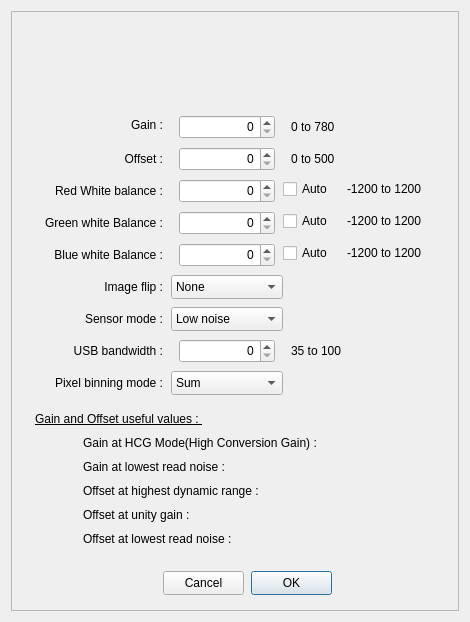
Before: the Qt Designer form PlayerOneCamera.ui in rpineau/PlayerOne, drawn with Qt 5.
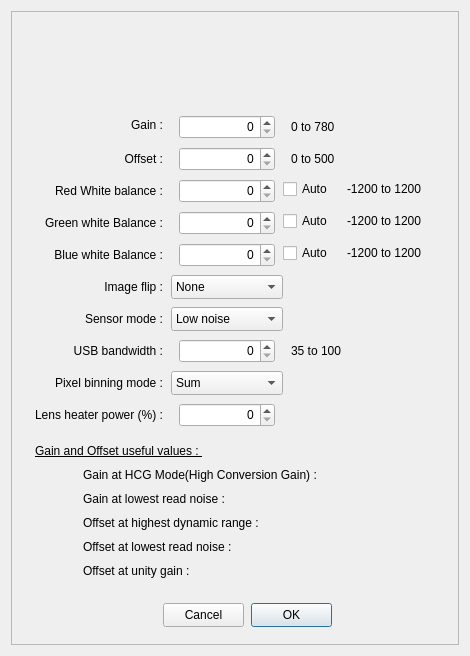
After: the same form once the commit is applied. Icons and pictures are not drawn. Custom widgets are drawn as their Qt base class.

Commit message: Added lens heater setting, redid the gain drop down, camera settings save for each camera keyed on their serial number

```diff
--- a/PlayerOneCamera.ui
+++ b/PlayerOneCamera.ui
@@ -7,19 +7,19 @@
     <x>0</x>
     <y>0</y>
     <width>470</width>
-    <height>622</height>
+    <height>656</height>
    </rect>
   </property>
   <property name="minimumSize">
    <size>
     <width>470</width>
-    <height>622</height>
+    <height>656</height>
    </size>
   </property>
   <property name="maximumSize">
    <size>
     <width>470</width>
-    <height>622</height>
+    <height>656</height>
    </size>
   </property>
   <property name="windowTitle">
@@ -170,7 +170,7 @@
       <property name="geometry">
        <rect>
         <x>240</x>
-        <y>560</y>
+        <y>592</y>
         <width>81</width>
         <height>24</height>
        </rect>
@@ -183,7 +183,7 @@
       <property name="geometry">
        <rect>
         <x>152</x>
-        <y>560</y>
+        <y>592</y>
         <width>81</width>
         <height>24</height>
        </rect>
@@ -409,7 +409,7 @@
       <property name="geometry">
        <rect>
         <x>72</x>
-        <y>472</y>
+        <y>504</y>
         <width>320</width>
         <height>16</height>
        </rect>
@@ -464,7 +464,7 @@
       <property name="geometry">
        <rect>
         <x>72</x>
-        <y>496</y>
+        <y>552</y>
         <width>320</width>
         <height>16</height>
        </rect>
@@ -477,7 +477,7 @@
       <property name="geometry">
        <rect>
         <x>72</x>
-        <y>448</y>
+        <y>480</y>
         <width>320</width>
         <height>16</height>
        </rect>
@@ -490,7 +490,7 @@
       <property name="geometry">
        <rect>
         <x>72</x>
-        <y>520</y>
+        <y>528</y>
         <width>320</width>
         <height>16</height>
        </rect>
@@ -503,7 +503,7 @@
       <property name="geometry">
        <rect>
         <x>72</x>
-        <y>424</y>
+        <y>456</y>
         <width>320</width>
         <height>16</height>
        </rect>
@@ -555,7 +555,7 @@
       <property name="geometry">
        <rect>
         <x>24</x>
-        <y>400</y>
+        <y>432</y>
         <width>192</width>
         <height>16</height>
        </rect>
@@ -569,6 +569,38 @@
        <string>Gain and Offset useful values : </string>
       </property>
      </widget>
+     <widget class="QSpinBox" name="LensHeaterPower">
+      <property name="geometry">
+       <rect>
+        <x>168</x>
+        <y>392</y>
+        <width>96</width>
+        <height>24</height>
+       </rect>
+      </property>
+      <property name="alignment">
+       <set>Qt::AlignRight|Qt::AlignTrailing|Qt::AlignVCenter</set>
+      </property>
+      <property name="maximum">
+       <number>100</number>
+      </property>
+     </widget>
+     <widget class="QLabel" name="label_12">
+      <property name="geometry">
+       <rect>
+        <x>0</x>
+        <y>392</y>
+        <width>152</width>
+        <height>24</height>
+       </rect>
+      </property>
+      <property name="text">
+       <string>Lens heater power (%) :</string>
+      </property>
+      <property name="alignment">
+       <set>Qt::AlignRight|Qt::AlignTrailing|Qt::AlignVCenter</set>
+      </property>
+     </widget>
     </widget>
    </item>
   </layout>
```
The commit also changes 5 other files.
